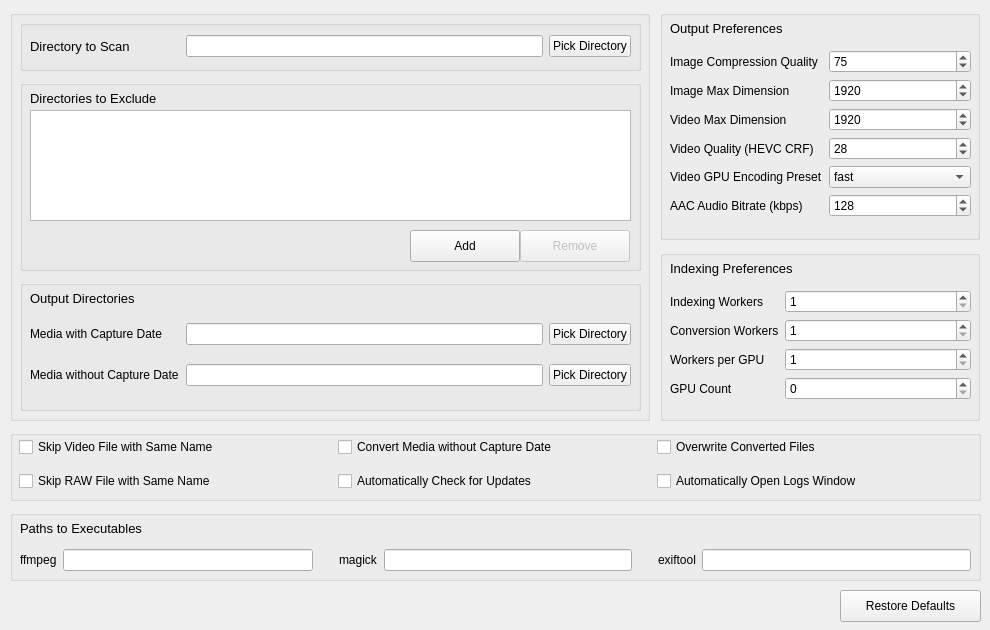
Qt form assets/mainwindow.ui (sabaatworld/batch-media-compressor) before a commit.
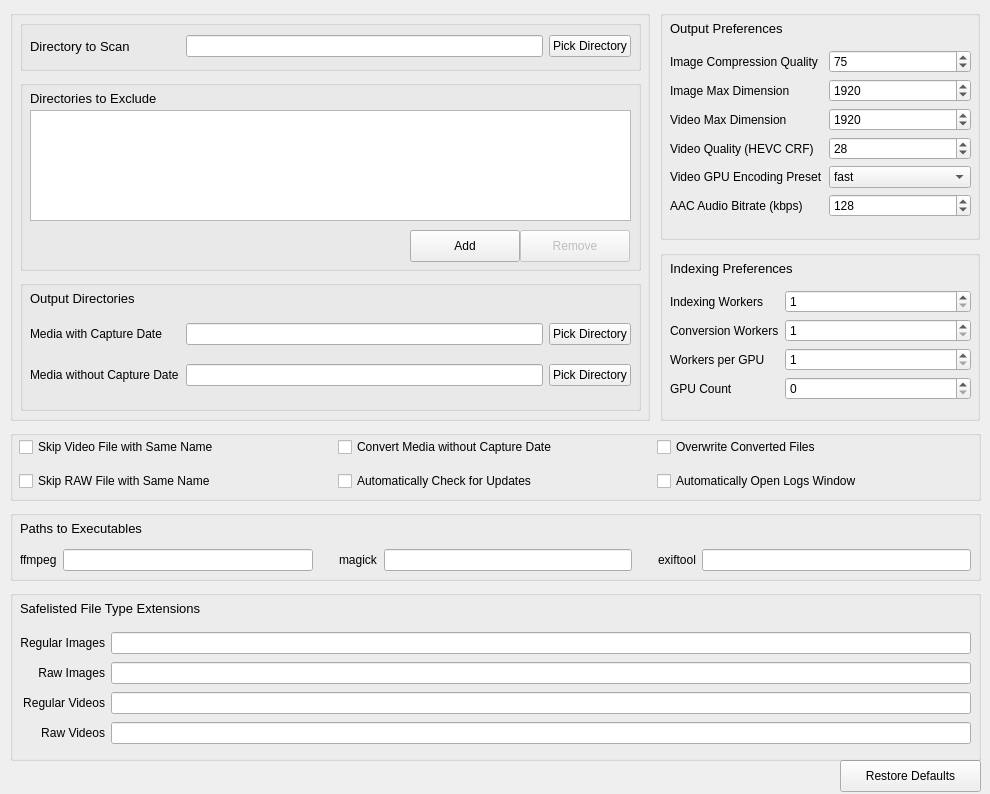
The same form after that commit.

Commit message: Simplified missing settings. Extensions not set through settings.

```diff
--- a/assets/mainwindow.ui
+++ b/assets/mainwindow.ui
@@ -7,7 +7,7 @@
     <x>0</x>
     <y>0</y>
     <width>990</width>
-    <height>630</height>
+    <height>794</height>
    </rect>
   </property>
   <property name="windowTitle">
@@ -714,7 +714,7 @@
     <property name="geometry">
      <rect>
       <x>840</x>
-      <y>590</y>
+      <y>760</y>
       <width>141</width>
       <height>32</height>
      </rect>
@@ -897,6 +897,117 @@
      </layout>
     </widget>
    </widget>
+   <widget class="QGroupBox" name="groupBox_10">
+    <property name="geometry">
+     <rect>
+      <x>10</x>
+      <y>590</y>
+      <width>971</width>
+      <height>171</height>
+     </rect>
+    </property>
+    <property name="title">
+     <string/>
+    </property>
+    <widget class="QLabel" name="Dirs_5">
+     <property name="geometry">
+      <rect>
+       <x>10</x>
+       <y>10</y>
+       <width>291</width>
+       <height>16</height>
+      </rect>
+     </property>
+     <property name="font">
+      <font>
+       <pointsize>10</pointsize>
+      </font>
+     </property>
+     <property name="text">
+      <string>Safelisted File Type Extensions</string>
+     </property>
+    </widget>
+    <widget class="QWidget" name="gridLayoutWidget_5">
+     <property name="geometry">
+      <rect>
+       <x>10</x>
+       <y>40</y>
+       <width>951</width>
+       <height>116</height>
+      </rect>
+     </property>
+     <layout class="QGridLayout" name="gridLayout_5">
+      <item row="3" column="0">
+       <widget class="QLabel" name="label_15">
+        <property name="text">
+         <string>Raw Videos</string>
+        </property>
+        <property name="alignment">
+         <set>Qt::AlignRight|Qt::AlignTrailing|Qt::AlignVCenter</set>
+        </property>
+       </widget>
+      </item>
+      <item row="2" column="1">
+       <widget class="QLineEdit" name="txtVideoExt">
+        <property name="maxLength">
+         <number>5000</number>
+        </property>
+       </widget>
+      </item>
+      <item row="0" column="1">
+       <widget class="QLineEdit" name="txtImageExt">
+        <property name="maxLength">
+         <number>5000</number>
+        </property>
+       </widget>
+      </item>
+      <item row="0" column="0">
+       <widget class="QLabel" name="label_13">
+        <property name="text">
+         <string>Regular Images</string>
+        </property>
+        <property name="alignment">
+         <set>Qt::AlignRight|Qt::AlignTrailing|Qt::AlignVCenter</set>
+        </property>
+       </widget>
+      </item>
+      <item row="3" column="1">
+       <widget class="QLineEdit" name="txtVideoRawExt">
+        <property name="maxLength">
+         <number>5000</number>
+        </property>
+       </widget>
+      </item>
+      <item row="2" column="0">
+       <widget class="QLabel" name="label_16">
+        <property name="text">
+         <string>Regular Videos</string>
+        </property>
+        <property name="alignment">
+         <set>Qt::AlignRight|Qt::AlignTrailing|Qt::AlignVCenter</set>
+        </property>
+       </widget>
+      </item>
+      <item row="1" column="0">
+       <widget class="QLabel" name="label_14">
+        <property name="text">
+         <string>Raw Images</string>
+        </property>
+        <property name="alignment">
+         <set>Qt::AlignRight|Qt::AlignTrailing|Qt::AlignVCenter</set>
+        </property>
+       </widget>
+      </item>
+      <item row="1" column="1">
+       <widget class="QLineEdit" name="txtImageRawExt">
+        <property name="maxLength">
+         <number>5000</number>
+        </property>
+       </widget>
+      </item>
+     </layout>
+    </widget>
+   </widget>
   </widget>
  </widget>
  <resources/>
```
Left out of the diff: 9 changed lines with no effect on the pictures. The commit also changes 4 other files.
